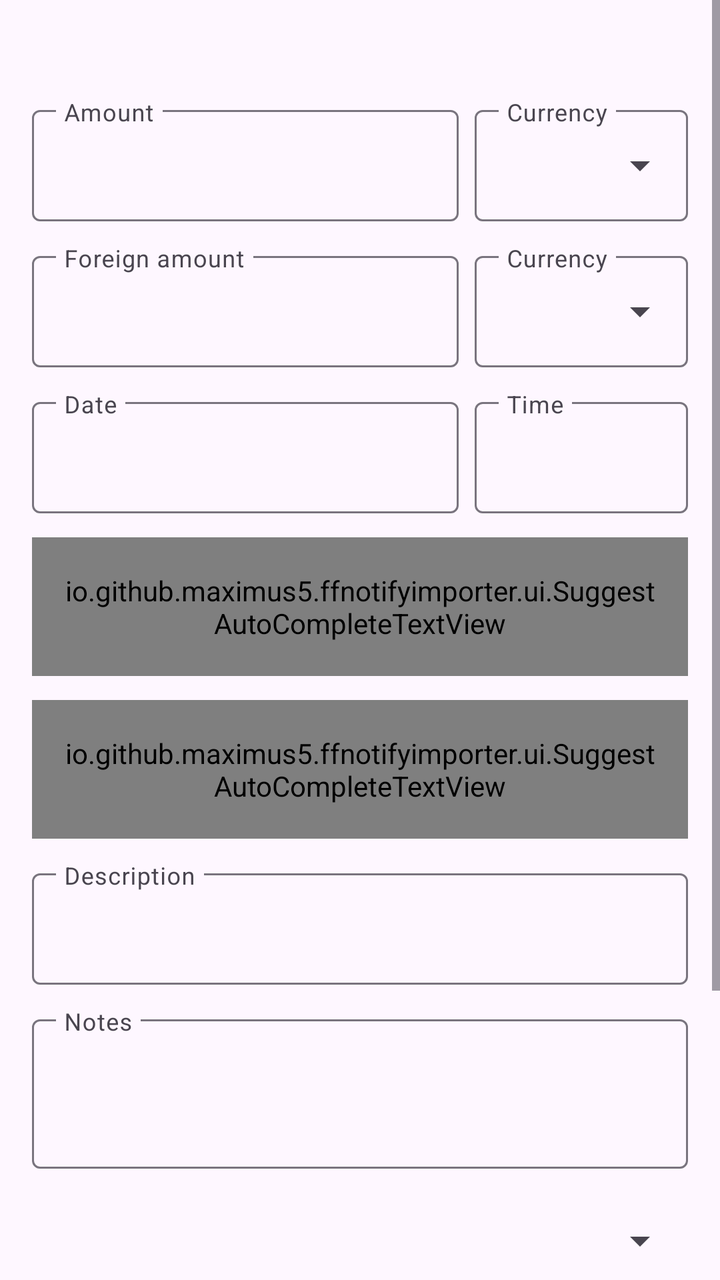
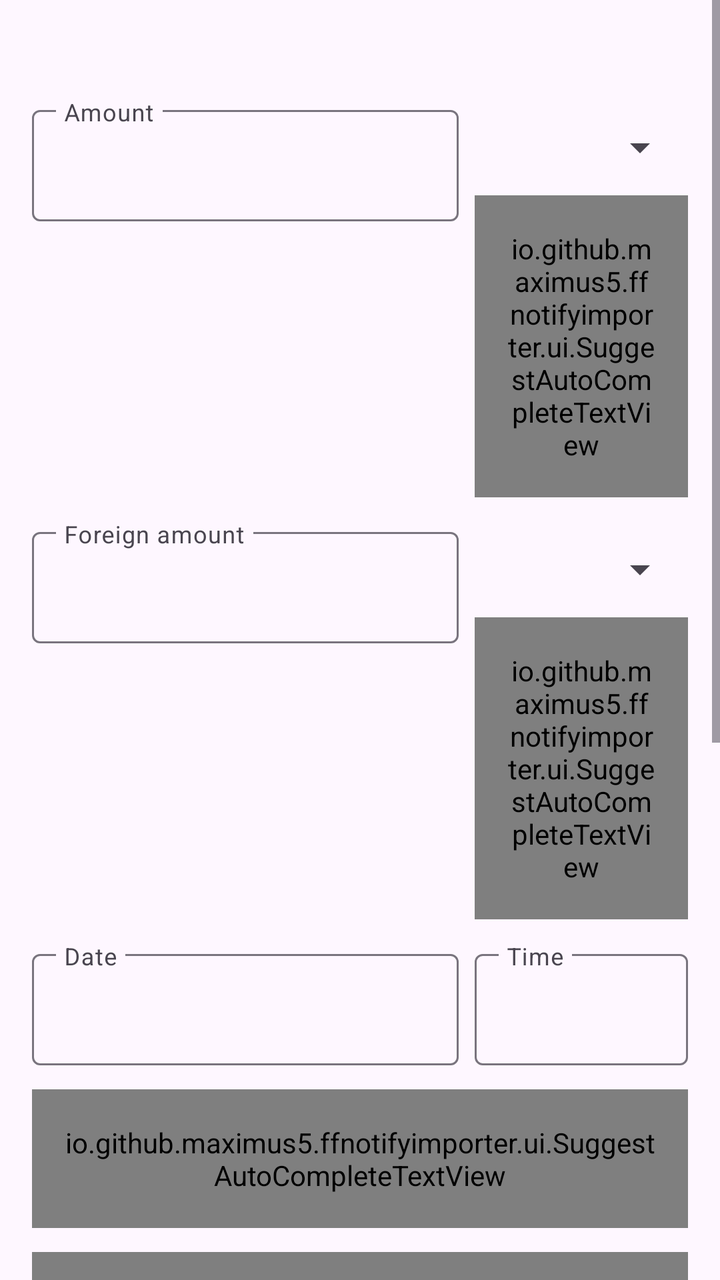

An Android layout rendered at two revisions. The XML below is the earlier revision; the diff shows what the commit changed to produce the second picture.
<!-- AndroidManifest.xml: application theme Theme.FfNotifyImporter -->
<!-- res/layout/fragment_create_transaction.xml -->
<?xml version="1.0" encoding="utf-8"?>
<ScrollView xmlns:android="http://schemas.android.com/apk/res/android"
    xmlns:app="http://schemas.android.com/apk/res-auto"
    android:layout_width="match_parent"
    android:layout_height="match_parent">

    <LinearLayout
        android:layout_width="match_parent"
        android:layout_height="wrap_content"
        android:orientation="vertical"
        android:padding="16dp">

        <TextView
            android:id="@+id/ruleLabelText"
            android:layout_width="match_parent"
            android:layout_height="wrap_content"
            android:layout_marginBottom="12dp"
            android:textColor="#888888"
            android:textSize="13sp"
            android:visibility="gone" />

        <TextView
            android:id="@+id/alreadyLinkedWarningText"
            android:layout_width="match_parent"
            android:layout_height="wrap_content"
            android:layout_marginBottom="16dp"
            android:textColor="?attr/colorError"
            android:textStyle="bold"
            android:textSize="14sp"
            android:visibility="gone" />

        <TextView
            android:id="@+id/kindText"
            android:layout_width="match_parent"
            android:layout_height="wrap_content"
            android:layout_marginBottom="16dp"
            android:textColor="#888888"
            android:textSize="13sp" />

        <LinearLayout
            android:layout_width="match_parent"
            android:layout_height="wrap_content"
            android:layout_marginBottom="12dp"
            android:orientation="horizontal">

            <com.google.android.material.textfield.TextInputLayout
                android:id="@+id/amountLayout"
                android:layout_width="0dp"
                android:layout_height="wrap_content"
                android:layout_marginEnd="8dp"
                android:layout_weight="2"
                android:hint="@string/create_tx_field_amount"
                app:expandedHintEnabled="false">

                <com.google.android.material.textfield.TextInputEditText
                    android:id="@+id/amountInput"
                    android:layout_width="match_parent"
                    android:layout_height="wrap_content"
                    android:inputType="numberDecimal" />

            </com.google.android.material.textfield.TextInputLayout>

            <com.google.android.material.textfield.TextInputLayout
                android:id="@+id/currencyCodeLayout"
                android:layout_width="0dp"
                android:layout_height="wrap_content"
                android:layout_weight="1"
                android:hint="@string/create_tx_field_currency"
                app:expandedHintEnabled="false"
                app:endIconMode="custom"
                app:endIconDrawable="@drawable/ic_dropdown"
                app:endIconContentDescription="@string/rule_pick_currency">

                <com.google.android.material.textfield.TextInputEditText
                    android:id="@+id/currencyCodeInput"
                    android:layout_width="match_parent"
                    android:layout_height="wrap_content"
                    android:inputType="textCapCharacters"
                    android:maxLines="1" />

            </com.google.android.material.textfield.TextInputLayout>

        </LinearLayout>

        <LinearLayout
            android:layout_width="match_parent"
            android:layout_height="wrap_content"
            android:layout_marginBottom="12dp"
            android:orientation="horizontal">

            <com.google.android.material.textfield.TextInputLayout
                android:layout_width="0dp"
                android:layout_height="wrap_content"
                android:layout_marginEnd="8dp"
                android:layout_weight="2"
                android:hint="@string/create_tx_field_foreign_amount"
                app:expandedHintEnabled="false">

                <com.google.android.material.textfield.TextInputEditText
                    android:id="@+id/foreignAmountInput"
                    android:layout_width="match_parent"
                    android:layout_height="wrap_content"
                    android:inputType="numberDecimal" />

            </com.google.android.material.textfield.TextInputLayout>

            <com.google.android.material.textfield.TextInputLayout
                android:id="@+id/foreignCurrencyCodeLayout"
                android:layout_width="0dp"
                android:layout_height="wrap_content"
                android:layout_weight="1"
                android:hint="@string/create_tx_field_currency"
                app:expandedHintEnabled="false"
                app:endIconMode="custom"
                app:endIconDrawable="@drawable/ic_dropdown"
                app:endIconContentDescription="@string/rule_pick_currency">

                <com.google.android.material.textfield.TextInputEditText
                    android:id="@+id/foreignCurrencyCodeInput"
                    android:layout_width="match_parent"
                    android:layout_height="wrap_content"
                    android:inputType="textCapCharacters"
                    android:maxLines="1" />

            </com.google.android.material.textfield.TextInputLayout>

        </LinearLayout>

        <LinearLayout
            android:layout_width="match_parent"
            android:layout_height="wrap_content"
            android:layout_marginBottom="12dp"
            android:orientation="horizontal">

            <com.google.android.material.textfield.TextInputLayout
                android:layout_width="0dp"
                android:layout_height="wrap_content"
                android:layout_marginEnd="8dp"
                android:layout_weight="2"
                android:hint="@string/create_tx_field_date"
                app:expandedHintEnabled="false">

                <com.google.android.material.textfield.TextInputEditText
                    android:id="@+id/transactionDateInput"
                    android:layout_width="match_parent"
                    android:layout_height="wrap_content"
                    android:cursorVisible="false"
                    android:ellipsize="end"
                    android:focusable="false"
                    android:inputType="none"
                    android:maxLines="1" />

            </com.google.android.material.textfield.TextInputLayout>

            <com.google.android.material.textfield.TextInputLayout
                android:layout_width="0dp"
                android:layout_height="wrap_content"
                android:layout_weight="1"
                android:hint="@string/create_tx_field_time"
                app:expandedHintEnabled="false">

                <com.google.android.material.textfield.TextInputEditText
                    android:id="@+id/transactionTimeInput"
                    android:layout_width="match_parent"
                    android:layout_height="wrap_content"
                    android:cursorVisible="false"
                    android:ellipsize="end"
                    android:focusable="false"
                    android:inputType="none"
                    android:maxLines="1" />

            </com.google.android.material.textfield.TextInputLayout>

        </LinearLayout>

        <com.google.android.material.textfield.TextInputLayout
            android:id="@+id/sourceAccountLayout"
            android:layout_width="match_parent"
            android:layout_height="wrap_content"
            android:layout_marginBottom="12dp"
            android:hint="@string/create_tx_field_source_account"
            app:expandedHintEnabled="false">

            
            <io.github.maximus5.ffnotifyimporter.ui.SuggestAutoCompleteTextView
                android:id="@+id/sourceAccountInput"
                style="@style/Widget.Material3.AutoCompleteTextView.OutlinedBox"
                android:layout_width="match_parent"
                android:layout_height="wrap_content"
                android:completionThreshold="1"
                android:inputType="text" />

        </com.google.android.material.textfield.TextInputLayout>

        <com.google.android.material.textfield.TextInputLayout
            android:id="@+id/destinationAccountLayout"
            android:layout_width="match_parent"
            android:layout_height="wrap_content"
            android:layout_marginBottom="12dp"
            android:hint="@string/create_tx_field_destination_account"
            app:expandedHintEnabled="false">

            <io.github.maximus5.ffnotifyimporter.ui.SuggestAutoCompleteTextView
                android:id="@+id/destinationAccountInput"
                style="@style/Widget.Material3.AutoCompleteTextView.OutlinedBox"
                android:layout_width="match_parent"
                android:layout_height="wrap_content"
                android:completionThreshold="1"
                android:inputType="text" />

        </com.google.android.material.textfield.TextInputLayout>

        <com.google.android.material.textfield.TextInputLayout
            android:id="@+id/descriptionLayout"
            android:layout_width="match_parent"
            android:layout_height="wrap_content"
            android:layout_marginBottom="12dp"
            android:hint="@string/create_tx_field_description"
            app:expandedHintEnabled="false">

            <com.google.android.material.textfield.TextInputEditText
                android:id="@+id/descriptionInput"
                android:layout_width="match_parent"
                android:layout_height="wrap_content" />

        </com.google.android.material.textfield.TextInputLayout>

        <com.google.android.material.textfield.TextInputLayout
            android:layout_width="match_parent"
            android:layout_height="wrap_content"
            android:layout_marginBottom="12dp"
            android:hint="@string/create_tx_field_notes"
            app:expandedHintEnabled="false">

            <com.google.android.material.textfield.TextInputEditText
                android:id="@+id/notesInput"
                android:layout_width="match_parent"
                android:layout_height="wrap_content"
                android:gravity="top"
                android:inputType="textMultiLine"
                android:minLines="2" />

        </com.google.android.material.textfield.TextInputLayout>

        <com.google.android.material.textfield.TextInputLayout
            android:id="@+id/categoryLayout"
            android:layout_width="match_parent"
            android:layout_height="wrap_content"
            android:layout_marginBottom="12dp"
            android:hint="@string/create_tx_field_category"
            app:expandedHintEnabled="false"
            app:endIconMode="custom"
            app:endIconDrawable="@drawable/ic_dropdown"
            app:endIconContentDescription="@string/create_tx_pick_category">

            
            <io.github.maximus5.ffnotifyimporter.ui.SuggestAutoCompleteTextView
                android:id="@+id/categoryInput"
                style="@style/Widget.Material3.AutoCompleteTextView.OutlinedBox"
                android:layout_width="match_parent"
                android:layout_height="wrap_content"
                android:completionThreshold="1"
                android:inputType="text" />

        </com.google.android.material.textfield.TextInputLayout>

        <com.google.android.material.textfield.TextInputLayout
            android:layout_width="match_parent"
            android:layout_height="wrap_content"
            android:layout_marginBottom="16dp"
            android:hint="@string/create_tx_field_tags"
            app:expandedHintEnabled="false">

            
            <io.github.maximus5.ffnotifyimporter.ui.TagsAutoCompleteTextView
                android:id="@+id/tagsInput"
                style="@style/Widget.Material3.AutoCompleteTextView.OutlinedBox"
                android:layout_width="match_parent"
                android:layout_height="wrap_content"
                android:completionThreshold="1"
                android:inputType="text" />

        </com.google.android.material.textfield.TextInputLayout>

    </LinearLayout>

</ScrollView>
<!-- resources referenced by this layout -->
<resources>
  <!-- drawable ic_dropdown (drawable) -->
  <?xml version="1.0" encoding="utf-8"?>
  <vector xmlns:android="http://schemas.android.com/apk/res/android"
      android:width="24dp"
      android:height="24dp"
      android:viewportWidth="24"
      android:viewportHeight="24"
      android:tint="?attr/colorOnSurfaceVariant">
      <path
          android:fillColor="#FF000000"
          android:pathData="M7,10l5,5 5,-5z" />
  </vector>
  <string name="create_tx_field_amount">Amount</string>
  <string name="create_tx_field_category">Category</string>
  <string name="create_tx_field_currency">Currency</string>
  <string name="create_tx_field_date">Date</string>
  <string name="create_tx_field_description">Description</string>
  <string name="create_tx_field_destination_account">Destination account</string>
  <string name="create_tx_field_foreign_amount">Foreign amount</string>
  <string name="create_tx_field_notes">Notes</string>
  <string name="create_tx_field_source_account">Source account</string>
  <string name="create_tx_field_tags">Tags (comma-separated)</string>
  <string name="create_tx_field_time">Time</string>
  <string name="create_tx_pick_category">Pick category</string>
  <string name="rule_pick_currency">Pick currency</string>
  <style name="Theme.FfNotifyImporter" parent="Theme.Material3.DayNight.NoActionBar" />
</resources>

<!-- the commit's change to res/layout/fragment_create_transaction.xml (unified diff, before → after) -->
@@ -71,12 +71,14 @@
                 app:endIconDrawable="@drawable/ic_dropdown"
                 app:endIconContentDescription="@string/rule_pick_currency">
 
-                <com.google.android.material.textfield.TextInputEditText
+                <io.github.maximus5.ffnotifyimporter.ui.SuggestAutoCompleteTextView
                     android:id="@+id/currencyCodeInput"
+                    style="@style/Widget.Material3.AutoCompleteTextView.OutlinedBox"
                     android:layout_width="match_parent"
                     android:layout_height="wrap_content"
                     android:inputType="textCapCharacters"
-                    android:maxLines="1" />
+                    android:maxLines="1"
+                    android:completionThreshold="1" />
 
             </com.google.android.material.textfield.TextInputLayout>
 
@@ -115,12 +117,14 @@
                 app:endIconDrawable="@drawable/ic_dropdown"
                 app:endIconContentDescription="@string/rule_pick_currency">
 
-                <com.google.android.material.textfield.TextInputEditText
+                <io.github.maximus5.ffnotifyimporter.ui.SuggestAutoCompleteTextView
                     android:id="@+id/foreignCurrencyCodeInput"
+                    style="@style/Widget.Material3.AutoCompleteTextView.OutlinedBox"
                     android:layout_width="match_parent"
                     android:layout_height="wrap_content"
                     android:inputType="textCapCharacters"
-                    android:maxLines="1" />
+                    android:maxLines="1"
+                    android:completionThreshold="1" />
 
             </com.google.android.material.textfield.TextInputLayout>
 
